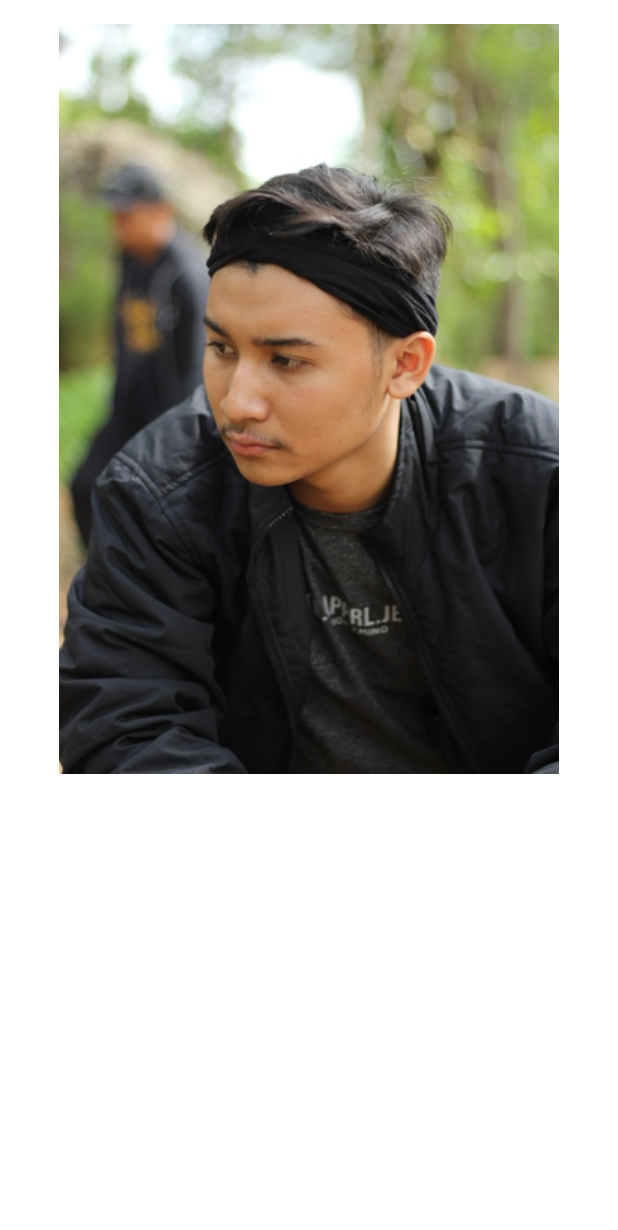
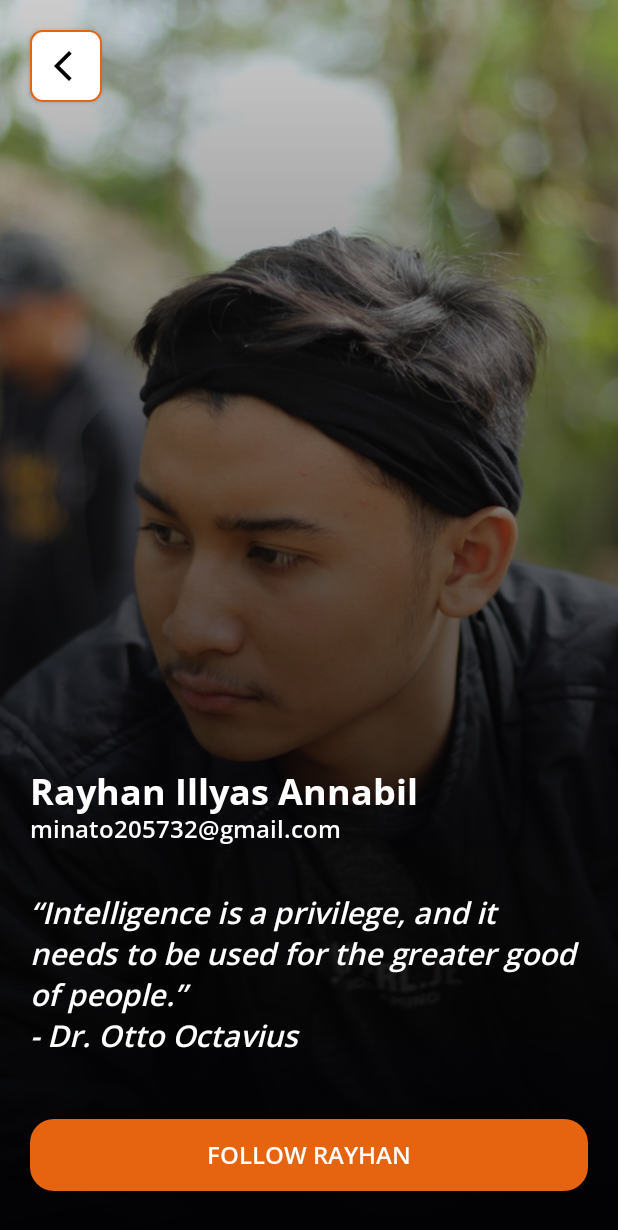
Before and after one commit to ryhn7/traveler, an Android app: the AboutPage screen opened directly, with no data from a screen before it, on a phone screen of 412 x 824 dp. Shown: the top 1230 px of the screen. Run offline under Robolectric (Android 15) with nearby library versions, the phone set to English and light mode, and no system bars.

Commit message:
finish about page

```diff
--- a/app/src/main/java/com/example/traveler/AboutPage.kt
+++ b/app/src/main/java/com/example/traveler/AboutPage.kt
@@ -2,10 +2,26 @@ package com.example.traveler
 
 import androidx.appcompat.app.AppCompatActivity
 import android.os.Bundle
+import android.widget.Toast
+import com.example.traveler.databinding.ActivityAboutPageBinding
 
 class AboutPage : AppCompatActivity() {
+
+    private lateinit var binding: ActivityAboutPageBinding
+
     override fun onCreate(savedInstanceState: Bundle?) {
         super.onCreate(savedInstanceState)
-        setContentView(R.layout.activity_about_page)
+        binding = ActivityAboutPageBinding.inflate(layoutInflater)
+
+        setContentView(binding.root)
+
+        binding.btnAboutBack.setOnClickListener {
+            finish()
+        }
+
+        binding.btnFollow.setOnClickListener {
+            val toast = Toast.makeText(this, "Followed", Toast.LENGTH_SHORT)
+            toast.show()
+        }
     }
 }
--- /dev/null
+++ b/app/src/main/res/drawable/button_about_page.xml
@@ -0,0 +1,12 @@
+<?xml version="1.0" encoding="utf-8"?>
+<shape xmlns:android="http://schemas.android.com/apk/res/android"
+    android:shape="rectangle">
+
+    <corners
+        android:radius="16dp"
+        />
+    <solid
+        android:color="@color/orange"
+        />
+
+</shape>
--- /dev/null
+++ b/app/src/main/res/drawable/gradient_about_page.xml
@@ -0,0 +1,10 @@
+<shape xmlns:android="http://schemas.android.com/apk/res/android" android:shape="rectangle" >
+    <gradient
+        android:startColor="#020204"
+        android:endColor="#33020204"
+        android:angle="90"/>
+    <corners
+        android:radius="0dp"/>
+
+
+</shape>
--- a/app/src/main/res/layout/activity_about_page.xml
+++ b/app/src/main/res/layout/activity_about_page.xml
@@ -11,9 +11,75 @@
         android:id="@+id/iv_about"
         android:layout_width="match_parent"
         android:layout_height="wrap_content"
-        android:layout_alignParentTop="true"
-        android:layout_centerHorizontal="true"
-        android:layout_marginTop="16dp"
-        android:src="@drawable/rayhan" />
+        android:scaleType="centerCrop"
+        android:foreground="@drawable/gradient_about_page"
+        android:src="@drawable/rayhan2" />
+
+<!--    make button back in top left corner     -->
+    <Button
+        android:id="@+id/btn_about_back"
+        android:layout_width="48dp"
+        android:layout_height="48dp"
+        android:layout_marginStart="20dp"
+        android:layout_marginTop="20dp"
+        android:background="@drawable/detail_button_top"
+        android:contentDescription="@string/back_button"
+        android:drawableStart="@drawable/baseline_arrow_back_ios_new_24"
+        android:padding="10dp" />
+
+    <TextView
+        android:id="@+id/tv_about"
+        android:layout_width="wrap_content"
+        android:layout_height="wrap_content"
+        android:layout_marginStart="20dp"
+        android:layout_alignParentBottom="true"
+        android:layout_marginBottom="280dp"
+        android:fontFamily="@font/sansbold"
+        android:text="@string/about"
+        android:textColor="@color/white"
+        android:textSize="24sp"
+        android:gravity="bottom"
+        android:textStyle="bold" />
+
+    <TextView
+        android:id="@+id/tv_about_email"
+        android:layout_width="match_parent"
+        android:layout_height="wrap_content"
+        android:layout_marginStart="20dp"
+        android:layout_alignParentBottom="true"
+        android:layout_marginBottom="260dp"
+        android:fontFamily="@font/sanssemi"
+        android:text="@string/about_email"
+        android:textColor="@color/white"
+        android:textSize="16sp" />
+
+<!--    TExt view for quote     -->
+    <TextView
+        android:id="@+id/tv_about_quote"
+        android:layout_width="match_parent"
+        android:layout_height="wrap_content"
+        android:layout_marginHorizontal="20dp"
+        android:layout_alignParentBottom="true"
+        android:layout_marginBottom="120dp"
+        android:fontFamily="@font/sanssemi"
+        android:text="@string/about_quote"
+        android:textColor="@color/white"
+        android:textStyle="italic"
+        android:textSize="20sp" />
+
+    <Button
+        android:id="@+id/btn_follow"
+        android:layout_width="match_parent"
+        android:layout_height="wrap_content"
+        android:layout_marginHorizontal="20dp"
+        android:layout_alignParentBottom="true"
+        android:layout_marginBottom="30dp"
+        android:background="@drawable/button_about_page"
+        android:fontFamily="@font/sanssemi"
+        android:text="@string/about_button"
+        android:textColor="@color/white"
+        android:textSize="16sp" />
+
+
 
 </RelativeLayout>
--- a/app/src/main/res/values/strings.xml
+++ b/app/src/main/res/values/strings.xml
@@ -19,6 +19,11 @@
     <string name="book">Book now</string>
     <string name="price">Price</string>
     <string name="price_value">$100</string>
+    <string name="about_name">Rayhan Illyas Annabil</string>
+    <string name="about">Rayhan Illyas Annabil</string>
+    <string name="about_email">minato205732@gmail.com</string>
+    <string name="about_button">Follow Rayhan</string>
+    <string name="about_quote">“Intelligence is a privilege, and it needs to be used for the greater good of people.” \n- Dr. Otto Octavius</string>
 
     <string-array name="category_name">
         <item>Mountain</item>
```
Also changed, not shown: app/src/main/res/drawable/rayhan2.jpg (added).
